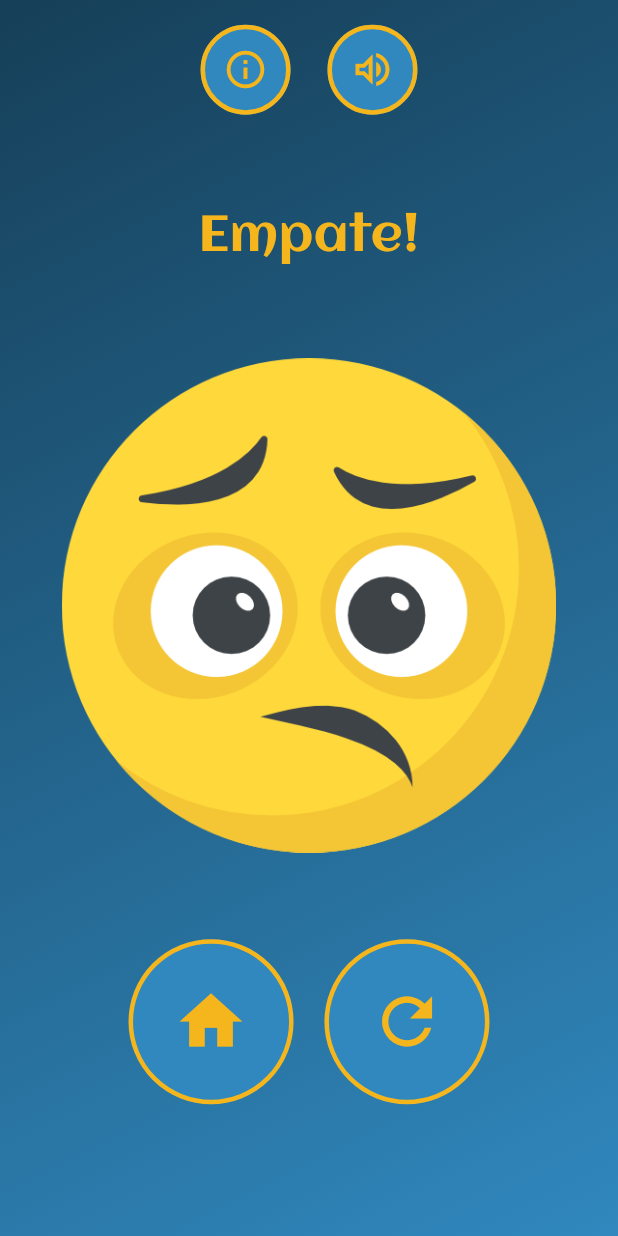
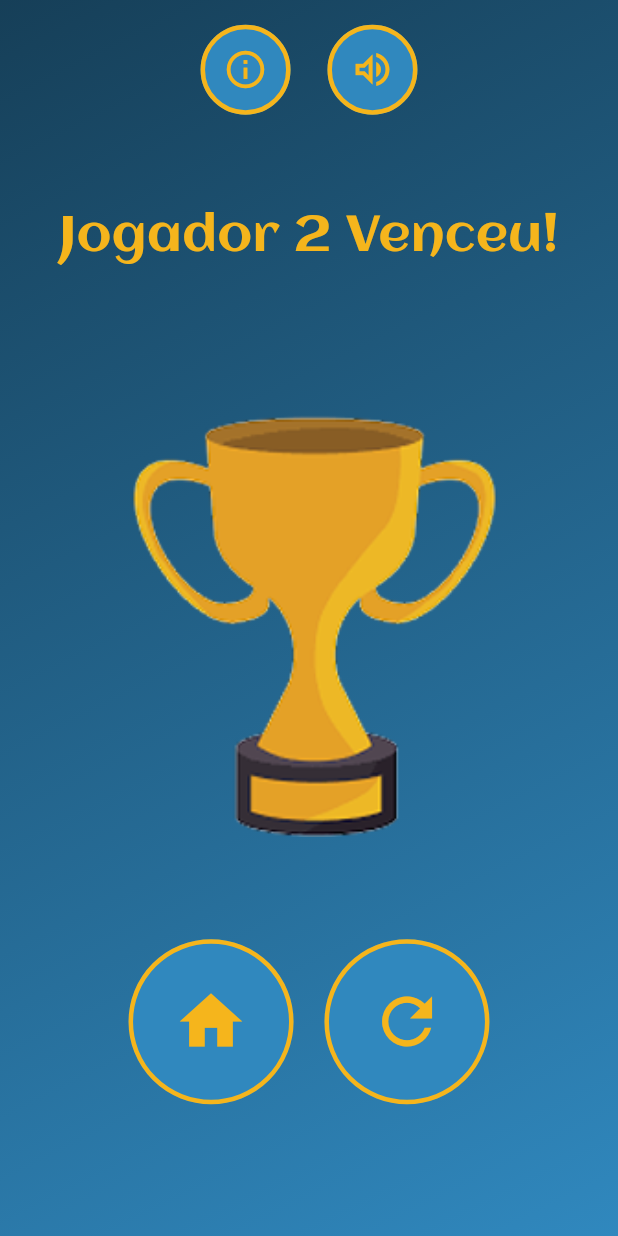
Before and after one commit to anawcarol/Jogo-dos-caminhos, a Flutter app: the GameResultScreen screen opened directly, on a phone screen of 412 x 824 dp. Run offline on Flutter 3.47's test engine with Material 3 defaults, Android fonts, the phone set to English and light mode, and no system bars.

Commit message:
update: alterando tela de resultados gameplus

```diff
--- a/jogo_dos_caminhos/lib/components/PlusGame/result_screen.dart
+++ b/jogo_dos_caminhos/lib/components/PlusGame/result_screen.dart
@@ -22,11 +22,8 @@ class GameResultScreen extends StatelessWidget {
     final screenHeight = MediaQuery.of(context).size.height;
     final screenWidth = MediaQuery.of(context).size.width;
 
-    // Define se houve empate (ninguém venceu e não foi tela de derrota)
-    final isDraw = !player1Won && !player2Won && !isKillScreen;
-
     return Scaffold(
-      body: GradientBackground( // Usa um fundo com gradiente
+      body: GradientBackground(
         child: Column(
           mainAxisAlignment: MainAxisAlignment.start,
           children: [
@@ -45,10 +42,10 @@ class GameResultScreen extends StatelessWidget {
                     ),
                   ),
                   SizedBox(width: screenWidth * 0.05),
-                  // Botão de som (ainda sem ação definida)
+                  // Botão de som
                   _buildCircularButton(
                     icon: Icons.volume_up_outlined,
-                    onPressed: () {}, // Lógica de som será adicionada depois
+                    onPressed: () {},
                   ),
                 ],
               ),
@@ -57,10 +54,9 @@ class GameResultScreen extends StatelessWidget {
             // Espaço entre os botões e o título
             SizedBox(height: screenHeight * 0.05),
 
-            // Exibe o título com o resultado do jogo, de acordo com a situação
+            // Exibe o título com o resultado do jogo
             Text(
               isKillScreen ? 'Tente Novamente!' :
-              isDraw ? 'Empate!' :
               player1Won && player2Won ? 'Ambos Venceram!' :
               player1Won ? 'Jogador 1 Venceu!' : 'Jogador 2 Venceu!',
               textAlign: TextAlign.center,
@@ -74,10 +70,9 @@ class GameResultScreen extends StatelessWidget {
             // Espaço antes da imagem
             SizedBox(height: screenHeight * 0.02),
 
-            // Exibe uma imagem relacionada ao resultado (troféu ou imagem padrão)
+            // Exibe uma imagem relacionada ao resultado
             Image.asset(
-              isKillScreen ? 'assets/imagens/image.png' :
-              isDraw ? 'assets/imagens/image.png' : 'assets/imagens/trofeu.png',
+              isKillScreen ? 'assets/imagens/image.png' : 'assets/imagens/trofeu.png',
               width: screenWidth * 0.8,
               height: screenHeight * 0.5,
               fit: BoxFit.contain,
@@ -86,25 +81,25 @@ class GameResultScreen extends StatelessWidget {
             // Espaço antes dos botões de ação
             SizedBox(height: screenHeight * 0.02),
 
-            // Linha com botões de ação (início e reinício)
+            // Linha com botões de ação
             Row(
               mainAxisAlignment: MainAxisAlignment.center,
               children: [
-                // Botão para voltar à tela inicial (Home)
+                // Botão para voltar à tela inicial
                 _buildCircularButton(
                   icon: Icons.home,
                   onPressed: () {
                     Navigator.pushAndRemoveUntil(
                       context,
                       MaterialPageRoute(builder: (context) => HomeScreen()),
-                      (Route<dynamic> route) => false, // Remove todas as rotas anteriores
+                      (Route<dynamic> route) => false,
                     );
                   },
                   isLarger: true,
                 ),
                 SizedBox(width: screenWidth * 0.05),
 
-                // Botão de reiniciar o jogo (apenas se não for uma tela de derrota)
+                // Botão de reiniciar o jogo
                 if (!isKillScreen)
                 _buildCircularButton(
                   icon: Icons.refresh,
@@ -119,14 +114,13 @@ class GameResultScreen extends StatelessWidget {
               ],
             ),
 
-            Spacer(), // Preenche o espaço restante da tela
+            Spacer(),
           ],
         ),
       ),
     );
   }
 
-  // Cria um botão circular reutilizável com ícone central
   Widget _buildCircularButton({
     required IconData icon,
     required VoidCallback onPressed,
@@ -135,24 +129,23 @@ class GameResultScreen extends StatelessWidget {
     return OutlinedButton(
       onPressed: onPressed,
       style: OutlinedButton.styleFrom(
-        shape: const CircleBorder(), // Formato redondo
-        backgroundColor: const Color(0xFF3088BE), // Cor de fundo
-        padding: EdgeInsets.all(isLarger ? 30 : 15), // Tamanho do botão
+        shape: const CircleBorder(),
+        backgroundColor: const Color(0xFF3088BE),
+        padding: EdgeInsets.all(isLarger ? 30 : 15),
         side: const BorderSide(
-          color: Color(0xFFF5B51C), // Cor da borda
+          color: Color(0xFFF5B51C),
           width: 3,
         ),
       ),
       child: Icon(
         icon,
         size: isLarger ? 50 : 30,
-        color: const Color(0xFFF5B51C), // Cor do ícone
+        color: const Color(0xFFF5B51C),
       ),
     );
   }
 }
 
-// Widget que aplica o fundo em gradiente azul para a tela
 class GradientBackground extends StatelessWidget {
   final Widget child;
 
@@ -163,12 +156,12 @@ class GradientBackground extends StatelessWidget {
     return Container(
       decoration: const BoxDecoration(
         gradient: LinearGradient(
-          colors: [Color(0xFF163F58), Color(0xFF3088BE)], // Cores do gradiente
+          colors: [Color(0xFF163F58), Color(0xFF3088BE)],
           begin: Alignment.topLeft,
           end: Alignment.bottomRight,
         ),
       ),
-      child: child, // Conteúdo da tela é inserido dentro do gradiente
+      child: child,
     );
   }
 }
--- a/jogo_dos_caminhos/lib/components/PlusGame/rules_pvp_plus.dart
+++ b/jogo_dos_caminhos/lib/components/PlusGame/rules_pvp_plus.dart
@@ -14,13 +14,13 @@ class _HowToPlayPvPlusScreenState extends State<HowToPlayPvPlusScreen> {
   // Lista de instruções dividida em páginas
   final List<List<String>> _instructions = [
     [
-      '• O jogo é disputado em 2 rodadas.',
-      '• 1ª rodada: Jogador 1 escolhe um destino (qualquer casa que não seja cinza). Jogador 2 traça o caminho até lá.',
-      '• 2ª rodada: o Jogador 2 traça um caminho conforme desejar.',
+      '• O jogo é disputado em 2 etapas.',
+      '• 1ª etapa: Jogador 1 escolhe um destino (qualquer casa que não seja cinza).',
+      '• 2ª etapa: o Jogador 2 traça um caminho conforme desejar.',
     ],
     [
-      '• Sendo possível mover apenas para direita ou para cima',
-      '• O jogador 1 vence o jogo caso o jogador 2 não consiga traçar o caminho pelo o seu ponto escolhido, caso o jogador 2 consiga, assim o jogador 2 vencerá o jogo.',
+      '• É possível mover apenas para direita ou para cima.',
+      '• Se o caminho do jogador 2 passar pelo ponto escolhido, o jogador 1 ganha. Caso contrário, o jogador 2 ganha.',
     ],
   ];
 
--- a/jogo_dos_caminhos/lib/components/choose_screen.dart
+++ b/jogo_dos_caminhos/lib/components/choose_screen.dart
@@ -127,14 +127,14 @@ class GameModeScreen extends StatelessWidget {
                       mainAxisSize: MainAxisSize.min,
                       mainAxisAlignment: MainAxisAlignment.center,
                       children: [
-                        Icon(Icons.person_2_outlined,
+                        Icon(Icons.person_pin_circle_outlined,
                             size: screenWidth * 0.15, color: Color(0xFF257F98)),
                         SizedBox(
                             width: screenWidth *
                                 0.02), // Espaçamento entre os ícones
                         Image.asset('assets/imagens/image_vs.png'),
                         SizedBox(width: screenWidth * 0.02),
-                        Icon(Icons.person_2_outlined,
+                        Icon(Icons.run_circle_outlined,
                             size: screenWidth * 0.15, color: Color(0xFF257F98)),
                       ],
                     ),
```
Also changed, not shown: jogo_dos_caminhos/lib/components/PlusGame/game_controller_plus.dart (+27 -15 lines), jogo_dos_caminhos/lib/components/PlusGame/two_game_plus.dart (+11 -19 lines).
